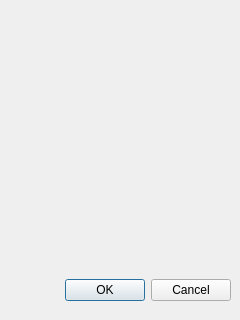
This is about.ui in fabiankirstein/cloudfinish as Qt 5 draws it before an edit. The edited form follows.
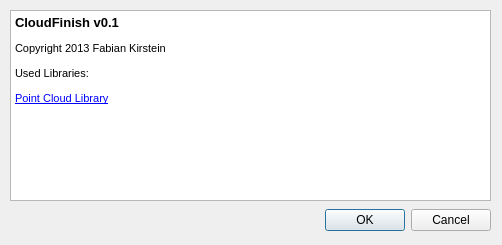
This is the edited form. Icons and pictures are not drawn.

```diff
--- a/about.ui
+++ b/about.ui
@@ -6,8 +6,8 @@
    <rect>
     <x>0</x>
     <y>0</y>
-    <width>240</width>
-    <height>320</height>
+    <width>502</width>
+    <height>245</height>
    </rect>
   </property>
   <property name="windowTitle">
@@ -20,8 +20,8 @@
   <widget class="QDialogButtonBox" name="buttonBox">
    <property name="geometry">
     <rect>
-     <x>10</x>
-     <y>270</y>
+     <x>270</x>
+     <y>200</y>
      <width>221</width>
      <height>41</height>
     </rect>
@@ -33,6 +33,26 @@
     <set>QDialogButtonBox::Cancel|QDialogButtonBox::Ok</set>
    </property>
   </widget>
+  <widget class="QTextBrowser" name="textBrowser">
+   <property name="geometry">
+    <rect>
+     <x>10</x>
+     <y>10</y>
+     <width>481</width>
+     <height>191</height>
+    </rect>
+   </property>
+   <property name="html">
+    <string>&lt;!DOCTYPE HTML PUBLIC &quot;-//W3C//DTD HTML 4.0//EN&quot; &quot;http://www.w3.org/TR/REC-html40/strict.dtd&quot;&gt;
+&lt;html&gt;&lt;head&gt;&lt;meta name=&quot;qrichtext&quot; content=&quot;1&quot; /&gt;&lt;style type=&quot;text/css&quot;&gt;
+p, li { white-space: pre-wrap; }
+&lt;/style&gt;&lt;/head&gt;&lt;body style=&quot; font-family:'MS Shell Dlg 2'; font-size:8.25pt; font-weight:400; font-style:normal;&quot;&gt;
+&lt;p style=&quot; margin-top:12px; margin-bottom:12px; margin-left:0px; margin-right:0px; -qt-block-indent:0; text-indent:0px;&quot;&gt;&lt;span style=&quot; font-size:10pt; font-weight:600;&quot;&gt;CloudFinish v0.1&lt;/span&gt;&lt;/p&gt;
+&lt;p style=&quot; margin-top:12px; margin-bottom:12px; margin-left:0px; margin-right:0px; -qt-block-indent:0; text-indent:0px;&quot;&gt;&lt;span style=&quot; font-size:8pt;&quot;&gt;Copyright 2013 Fabian Kirstein&lt;/span&gt;&lt;/p&gt;
+&lt;p style=&quot; margin-top:12px; margin-bottom:12px; margin-left:0px; margin-right:0px; -qt-block-indent:0; text-indent:0px;&quot;&gt;&lt;span style=&quot; font-size:8pt;&quot;&gt;Used Libraries:&lt;/span&gt;&lt;/p&gt;
+&lt;p style=&quot; margin-top:12px; margin-bottom:12px; margin-left:0px; margin-right:0px; -qt-block-indent:0; text-indent:0px;&quot;&gt;&lt;a href=&quot;http://pointclouds.org/&quot;&gt;&lt;span style=&quot; font-size:8pt; text-decoration: underline; color:#0000ff;&quot;&gt;Point Cloud Library&lt;/span&gt;&lt;/a&gt;&lt;/p&gt;&lt;/body&gt;&lt;/html&gt;</string>
+   </property>
+  </widget>
  </widget>
  <resources>
   <include location="icons.qrc"/>
```
Left out of the diff: 5 changed lines with no effect on the pictures.
